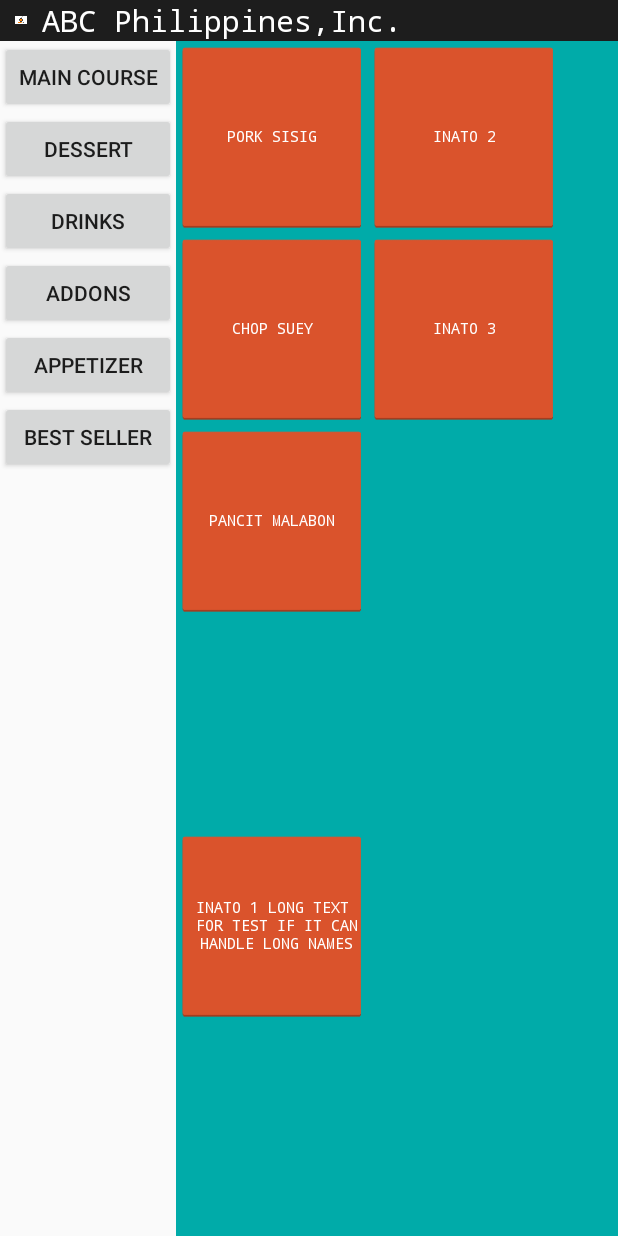
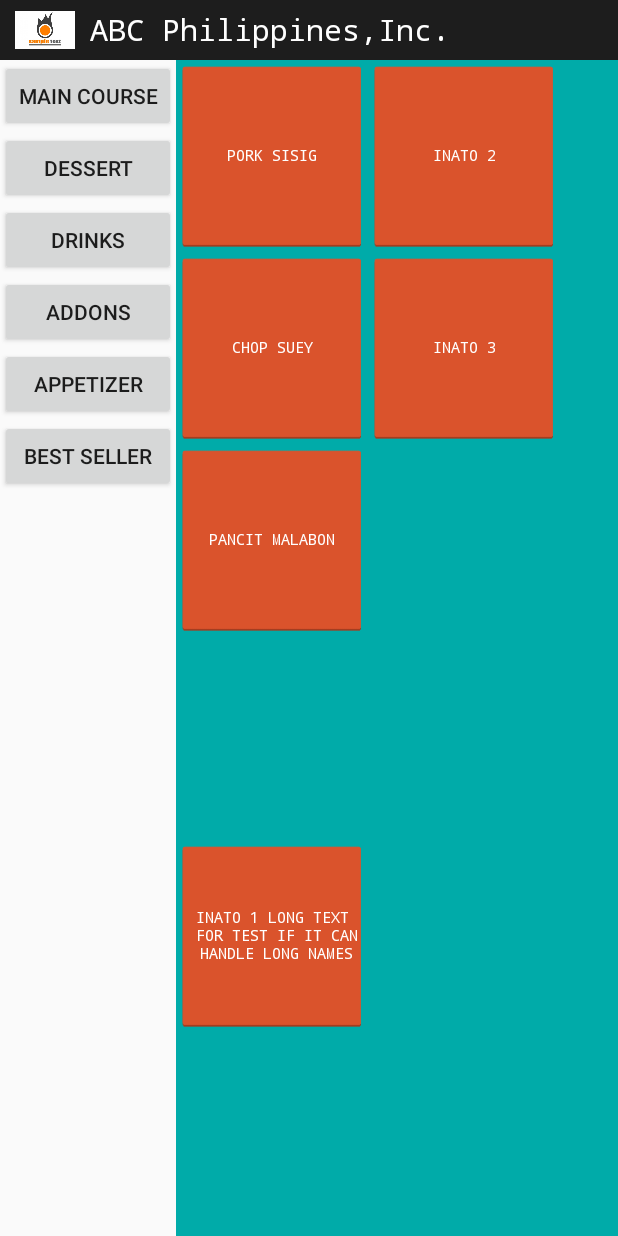
Before and after one commit to lesterlecong/androidPOS, an Android app: the screen it shows after launch (MainActivity), on a phone screen of 412 x 824 dp. Run offline under Robolectric (Android 15) with nearby library versions, the phone set to English and light mode, and no system bars.

Commit message:
update dimensions and style configuration

```diff
--- a/app/src/main/res/values-w820dp/dimens.xml
+++ b/app/src/main/res/values-w820dp/dimens.xml
@@ -3,4 +3,5 @@
          (such as screen margins) for screens with more than 820dp of available width. This
          would include 7" and 10" devices in landscape (~960dp and ~1280dp respectively). -->
     <dimen name="activity_horizontal_margin">64dp</dimen>
+    <dimen name="logo_size">80dp</dimen>
 </resources>
--- a/app/src/main/res/values-w820dp/styles.xml
+++ b/app/src/main/res/values-w820dp/styles.xml
@@ -7,7 +7,7 @@
 
     <style name="whiteMono" parent="@android:style/TextAppearance.Large">
         <item name="android:typeface">monospace</item>
-        <item name="android:textSize">40sp</item>
+        <item name="android:textSize">30sp</item>
         <item name="android:textColor">#FFFFFF</item>
     </style>
 
--- a/app/src/main/res/values/dimens.xml
+++ b/app/src/main/res/values/dimens.xml
@@ -3,4 +3,5 @@
     <dimen name="activity_horizontal_margin">16dp</dimen>
     <dimen name="activity_vertical_margin">16dp</dimen>
     <dimen name="button_size">128dp</dimen>
+    <dimen name="logo_size">40dp</dimen>
 </resources>
```
